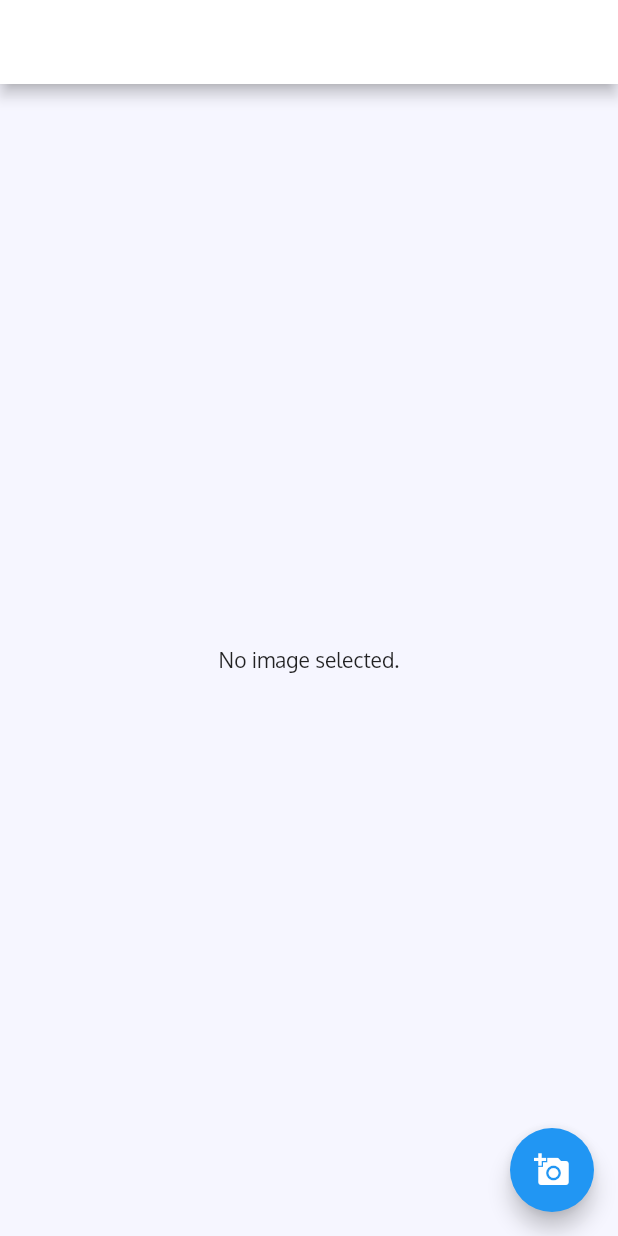
After one commit to adithamafadil/Flutter-Prototype-Indekos, a Flutter app: the ImagePickerWidget screen opened directly, on a phone screen of 412 x 824 dp. The commit adds this screen. Run offline on Flutter 3.47's test engine with Material 2 defaults, Android fonts, the phone set to English and light mode, and no system bars; our stand-ins replace carousel_slider, flutter_svg, image_picker, lottie.

Commit message:
Added Image Picker

```diff
--- a/lib/src/provider/reserve_provider.dart
+++ b/lib/src/provider/reserve_provider.dart
@@ -11,9 +11,9 @@ class ReserveProvider extends ChangeNotifier {
     notifyListeners();
   }
 
-  void clear(index) {
+  void clear(index, image) {
     if (_reserve.containsKey(index)) {
-      _reserve[index] = {'Status': 'Verified'};
+      _reserve[index] = {'Status': 'Verified', 'Image': image};
       notifyListeners();
     }
   }
--- /dev/null
+++ b/lib/src/widgets/imagepicker_widget.dart
@@ -0,0 +1,39 @@
+import 'dart:io';
+
+import 'package:flutter/material.dart';
+import 'package:image_picker/image_picker.dart';
+
+class ImagePickerWidget extends StatefulWidget {
+  @override
+  _ImagePickerWidgetState createState() => _ImagePickerWidgetState();
+}
+
+class _ImagePickerWidgetState extends State<ImagePickerWidget> {
+  File _image;
+  final picker = ImagePicker();
+
+  Future getImage() async {
+    final pickedFile = await picker.getImage(source: ImageSource.camera);
+
+    setState(() {
+      _image = File(pickedFile.path);
+    });
+  }
+
+  @override
+  Widget build(BuildContext context) {
+    return Scaffold(
+      appBar: AppBar(
+        title: Text('Image Picker Example'),
+      ),
+      body: Center(
+        child: _image == null ? Text('No image selected.') : Image.file(_image),
+      ),
+      floatingActionButton: FloatingActionButton(
+        onPressed: getImage,
+        tooltip: 'Pick Image',
+        child: Icon(Icons.add_a_photo),
+      ),
+    );
+  }
+}
--- a/pubspec.yaml
+++ b/pubspec.yaml
@@ -27,7 +27,7 @@ dependencies:
   lottie: ^0.4.1
   provider: ^4.3.1
   carousel_slider: ^1.4.1
-  image_picker: ^0.6.1+4
+  image_picker: ^0.6.7+4
 
   # The following adds the Cupertino Icons font to your application.
   # Use with the CupertinoIcons class for iOS style icons.
```
Also changed, not shown: lib/src/screens/admin_confirmation.dart (+48 -17 lines).
